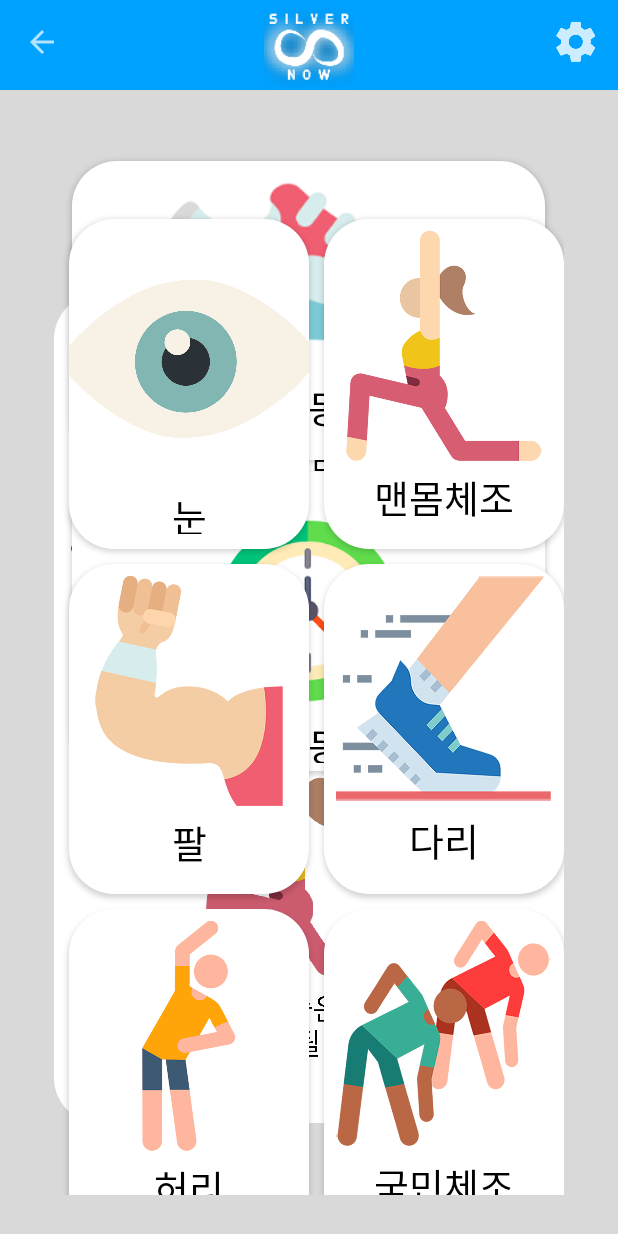
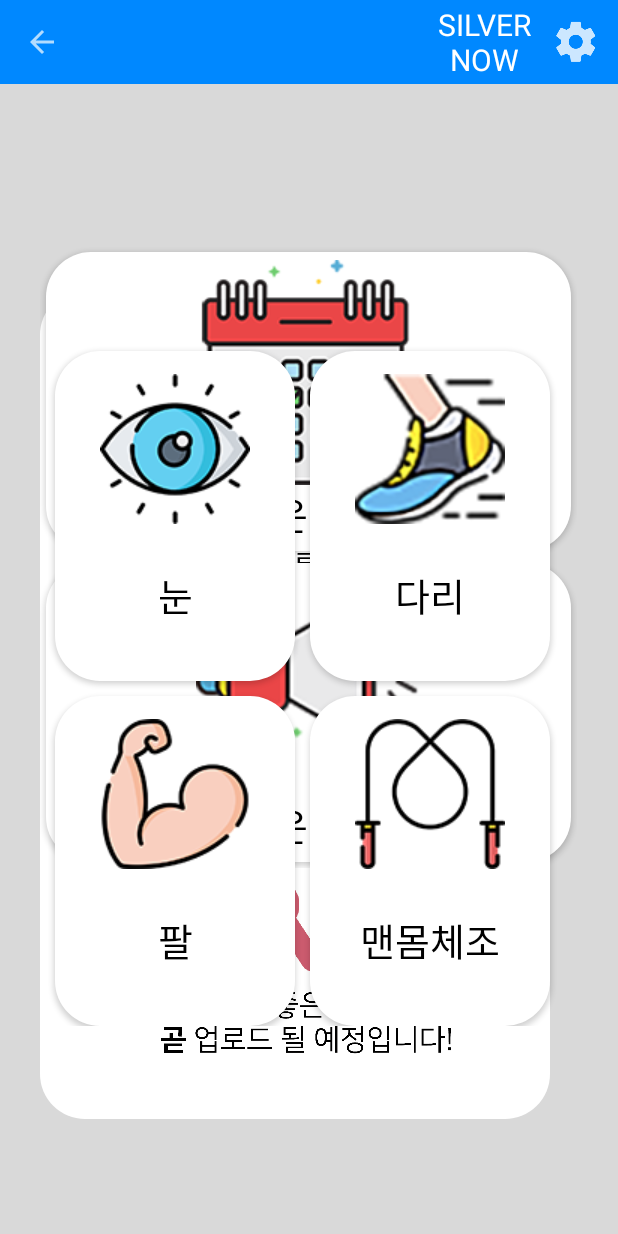
Before and after one commit to Se-Yeong712/Slivernow, an Android app: the screen it shows after launch (MainActivity), on a phone screen of 412 x 824 dp. Run offline under Robolectric (Android 15) with nearby library versions, the phone set to English and light mode, and no system bars.

Commit message:
운동마당 gif 및

```diff
--- a/app/src/main/res/layout/activity_main.xml
+++ b/app/src/main/res/layout/activity_main.xml
@@ -13,11 +13,16 @@
         android:layout_width="match_parent"
         android:layout_height="wrap_content"
         android:background="@color/colorAccent">
-        <ImageView
-            android:layout_width="120dp"
-            android:layout_height="60dp"
-            android:src="@drawable/logo"
-            android:layout_gravity="center"/>
+        <TextView
+            android:layout_width="wrap_content"
+            android:layout_height="wrap_content"
+            android:textColor="#ffffff"
+            android:text="SILVER NOW"
+            android:textSize="20dp"
+
+            android:textAlignment="center"
+            android:layout_marginLeft="350px"
+            />
     </android.support.v7.widget.Toolbar>
 
     <TabHost
@@ -126,7 +131,7 @@
                     <Button
                         android:layout_gravity="center_horizontal"
                         android:id="@+id/b_current"
-                        android:layout_width="315dp"
+                        android:layout_width="350dp"
                         android:layout_height="199dp"
                         android:background="@drawable/tab3_btn"
                         android:drawableTop="@drawable/current"
@@ -140,7 +145,7 @@
                     <Button
                         android:id="@+id/b_alarm"
                         android:layout_gravity="center_horizontal"
-                        android:layout_width="315dp"
+                        android:layout_width="350dp"
                         android:layout_height="199dp"
                         android:background="@drawable/tab3_btn"
                         android:drawableTop="@drawable/alarm"
@@ -181,10 +186,10 @@
                         <android.support.constraint.ConstraintLayout
                             android:layout_width="match_parent"
                             android:layout_height="match_parent"
-                            android:paddingTop="10dp"
-                            android:paddingBottom="30dp"
-                            android:layout_marginTop="10dp"
-                            android:layout_marginBottom="30dp"
+                            android:paddingTop="5dp"
+                            android:paddingBottom="5dp"
+                            android:layout_marginTop="5dp"
+                            android:layout_marginBottom="5dp"
                             >
 
                             <Button
@@ -194,7 +199,7 @@
                                 android:layout_height="220dp"
                                 android:background="@drawable/tab3_btn"
                                 android:drawableTop="@drawable/eye"
-                                android:paddingTop="8dp"
+                                android:paddingTop="15dp"
                                 android:paddingLeft="8dp"
                                 android:paddingRight="8dp"
                                 android:paddingBottom="10dp"
@@ -212,13 +217,13 @@
                                 android:layout_width="160dp"
                                 android:layout_height="220dp"
                                 android:background="@drawable/tab3_btn"
-                                android:drawableTop="@drawable/yoga"
-                                android:paddingTop="8dp"
+                                android:drawableTop="@drawable/leg"
+                                android:paddingTop="15dp"
                                 android:paddingLeft="8dp"
                                 android:paddingRight="8dp"
                                 android:paddingBottom="10dp"
                                 android:layout_margin="10dp"
-                                android:text="맨몸체조"
+                                android:text="다리"
                                 android:textColor="#000000"
                                 android:textSize="25sp"
                                 app:layout_constraintTop_toTopOf="parent"
@@ -231,8 +236,8 @@
                                 android:layout_width="160dp"
                                 android:layout_height="220dp"
                                 android:background="@drawable/tab3_btn"
-                                android:drawableTop="@drawable/muscle"
-                                android:paddingTop="8dp"
+                                android:drawableTop="@drawable/arm"
+                                android:paddingTop="15dp"
                                 android:paddingLeft="8dp"
                                 android:paddingRight="8dp"
                                 android:paddingBottom="10dp"
@@ -250,55 +255,17 @@
                                 android:layout_width="160dp"
                                 android:layout_height="220dp"
                                 android:background="@drawable/tab3_btn"
-                                android:drawableTop="@drawable/speed"
-                                android:paddingTop="8dp"
+                                android:drawableTop="@drawable/body"
+                                android:paddingTop="15dp"
                                 android:paddingLeft="8dp"
                                 android:paddingRight="8dp"
                                 android:paddingBottom="10dp"
                                 android:layout_margin="10dp"
-                                android:text="다리"
+                                android:text="맨몸체조"
                                 android:textColor="#000000"
                                 android:textSize="25sp"
                                 app:layout_constraintLeft_toRightOf="@id/b_arm"
                                 app:layout_constraintTop_toBottomOf="@id/b_gym"
-                                />
-
-                            <Button
-                                android:id="@+id/b_waist"
-                                android:layout_gravity="center_horizontal"
-                                android:layout_width="160dp"
-                                android:layout_height="220dp"
-                                android:background="@drawable/tab3_btn"
-                                android:drawableTop="@drawable/stretching"
-                                android:paddingTop="8dp"
-                                android:paddingLeft="8dp"
-                                android:paddingRight="8dp"
-                                android:paddingBottom="10dp"
-                                android:layout_margin="10dp"
-                                android:text="허리"
-                                android:textColor="#000000"
-                                android:textSize="25sp"
-                                app:layout_constraintTop_toBottomOf="@id/b_arm"
-                                app:layout_constraintLeft_toLeftOf="parent"
-                                />
-
-                            <Button
-                                android:id="@+id/b_citizen"
-                                android:layout_gravity="center_horizontal"
-                                android:layout_width="160dp"
-                                android:layout_height="220dp"
-                                android:background="@drawable/tab3_btn"
-                                android:drawableTop="@drawable/gymnastics"
-                                android:paddingTop="8dp"
-                                android:paddingLeft="8dp"
-                                android:paddingRight="8dp"
-                                android:paddingBottom="10dp"
-                                android:layout_margin="10dp"
-                                android:text="국민체조"
-                                android:textColor="#000000"
-                                android:textSize="25sp"
-                                app:layout_constraintTop_toBottomOf="@id/b_leg"
-                                app:layout_constraintLeft_toRightOf="@id/b_arm"
                                 />
                         </android.support.constraint.ConstraintLayout>
                     </ScrollView>
--- a/app/src/main/res/values/colors.xml
+++ b/app/src/main/res/values/colors.xml
@@ -1,6 +1,6 @@
 <?xml version="1.0" encoding="utf-8"?>
 <resources>
-    <color name="colorAccent">#00a2ff</color>
-    <color name="TabSelected">#59c2ff</color>
+    <color name="colorAccent">#0088ff</color>
+    <color name="TabSelected">#0088ff</color>
     <color name="BackGround">#d9d9d9</color>
 </resources>
```
Also changed, not shown: app/src/main/java/s2017s16/kr/hs/mirim/silvernow/EyeExerciseActivity.java (+32 -7 lines), app/src/main/res/layout/activity_eye.xml (+10 -5 lines), app/src/main/res/layout/activity_eyeexercise.xml (+15 -26 lines), app/src/main/res/layout/activity_gym_eye.xml (+10 -5 lines), app/src/main/res/layout/activity_splash.xml (+5 -11 lines), app/src/main/res/drawable-xxhdpi/alarm.PNG (deleted), app/src/main/res/drawable-xxhdpi/current.PNG (deleted), app/src/main/res/drawable-xxhdpi/eye.png (deleted), app/src/main/res/drawable-xxhdpi/leg.png (deleted), app/src/main/res/drawable/alarm.png (added), app/src/main/res/drawable/arm.png (added), app/src/main/res/drawable/body.png (added), app/src/main/res/drawable/current.png (added), app/src/main/res/drawable/eye.png (added), 2 more files, 2 other files.
